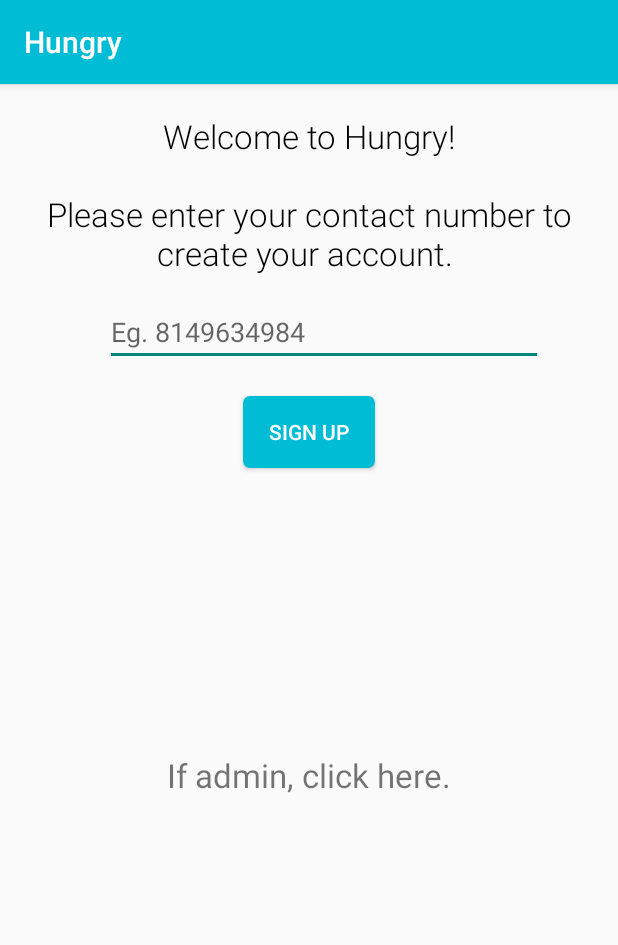
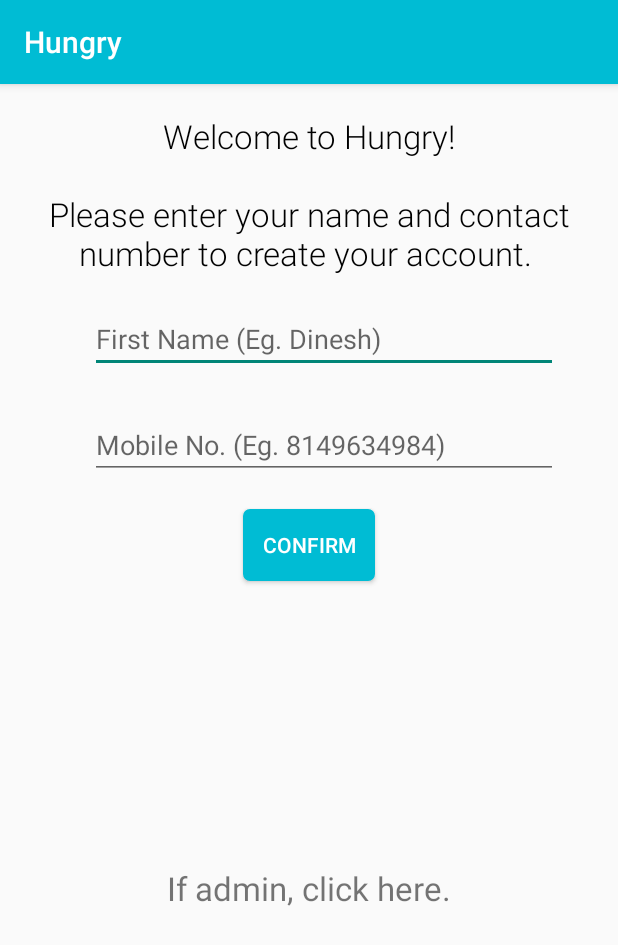
Before and after one commit to icychains24/Cafeteria_android, an Android app: the screen it shows after launch (MainActivity), on a phone screen of 412 x 824 dp. Shown: the top 945 px of the screen. Run offline under Robolectric (Android 15) with nearby library versions, the phone set to English and light mode, and no system bars.

Commit message:
OTP page added

```diff
--- a/app/src/main/java/com/example/android/login/MainActivity.java
+++ b/app/src/main/java/com/example/android/login/MainActivity.java
@@ -7,7 +7,6 @@ import android.view.View;
 import android.widget.Button;
 import android.widget.EditText;
 import android.widget.TextView;
-import android.widget.Toast;
 
 public class MainActivity extends AppCompatActivity {
 
@@ -22,14 +21,14 @@ public class MainActivity extends AppCompatActivity {
         EditText userPhoneNumber = (EditText) findViewById(R.id.userMobileNumberInputActivityMain);
         phoneNumber = userPhoneNumber.getText().toString();
 
-        //When user clicks the Sign Up button
-        Button userSignUp = (Button) findViewById(R.id.userSignUpButtonActivityMain);
-        userSignUp.setOnClickListener(new View.OnClickListener() {
+        //When user clicks the Confirm button
+        Button userConfirm = (Button) findViewById(R.id.userConfirmButtonActivityMain);
+        userConfirm.setOnClickListener(new View.OnClickListener() {
             @Override
             public void onClick(View view) {
-                Intent intent = new Intent(MainActivity.this, OrderUser.class);
+                Intent intent = new Intent(MainActivity.this, OTP.class);
                 startActivity(intent);
-                Toast.makeText(view.getContext(), "Your account has been created!", Toast.LENGTH_LONG).show();
+
             }
         });
 
--- a/app/src/main/res/layout/activity_main.xml
+++ b/app/src/main/res/layout/activity_main.xml
@@ -17,10 +17,23 @@
             android:layout_height="wrap_content"
             android:layout_width="match_parent"
             android:gravity = "center_horizontal"
-            android:text="Welcome to Hungry!\n\nPlease enter your contact number to create your account. "
+            android:text="Welcome to Hungry!\n\nPlease enter your name and contact number to create your account. "
             android:layout_marginBottom="10dp"
             android:layout_marginTop="20dp"/>
 
+
+
+        <EditText
+            android:id="@+id/userNameInputActivityMain"
+            android:layout_alignParentRight="true"
+            android:layout_width="match_parent"
+            android:layout_height="wrap_content"
+            android:layout_marginTop="10dp"
+            android:layout_marginBottom="20dp"
+            android:layout_marginRight="40dp"
+            android:layout_marginLeft="60dp"
+            android:hint="First Name (Eg. Dinesh)"
+            android:inputType="textCapWords"/>
 
         <EditText
             android:id="@+id/userMobileNumberInputActivityMain"
@@ -28,20 +41,20 @@
             android:layout_width="match_parent"
             android:layout_height="wrap_content"
             android:layout_marginTop="5dp"
-            android:layout_marginRight="50dp"
-            android:layout_marginLeft="70dp"
-            android:hint="Eg. 8149634984"
+            android:layout_marginRight="40dp"
+            android:layout_marginLeft="60dp"
+            android:hint="Mobile No. (Eg. 8149634984)"
             android:inputType="number"/>
 
 
         <Button
-            android:id="@+id/userSignUpButtonActivityMain"
+            android:id="@+id/userConfirmButtonActivityMain"
             android:layout_width="wrap_content"
             android:layout_height="wrap_content"
             android:layout_gravity="center_horizontal"
             android:textAllCaps="true"
             android:layout_margin="20dp"
-            android:text="Sign Up"
+            android:text="Confirm"
             android:padding="8dp"
             android:textColor="#FFF"
             android:background="@drawable/button"
--- a/app/src/main/res/values/styles.xml
+++ b/app/src/main/res/values/styles.xml
@@ -13,9 +13,9 @@
         <item name = "android:layout_width">wrap_content</item>
         <item name = "android:textSize">22sp</item>
         <item name = "android:fontFamily" tools:targetApi="lollipop">sans-serif-light</item>
-        <item name = "android:layout_marginLeft">10dp</item>
+        <item name = "android:layout_marginLeft">14dp</item>
         <item name = "android:layout_marginTop">5dp</item>
-        <item name = "android:layout_marginRight">10dp</item>
+        <item name = "android:layout_marginRight">14dp</item>
         <item name = "android:textColor">#000</item>
     </style>
 
```
Also changed, not shown: app/src/main/AndroidManifest.xml (+8 -12 lines), app/src/main/java/com/example/android/login/OTP.java (added, +28 -0 lines), app/src/main/res/layout/activity_otp.xml (added, +44 -0 lines).
